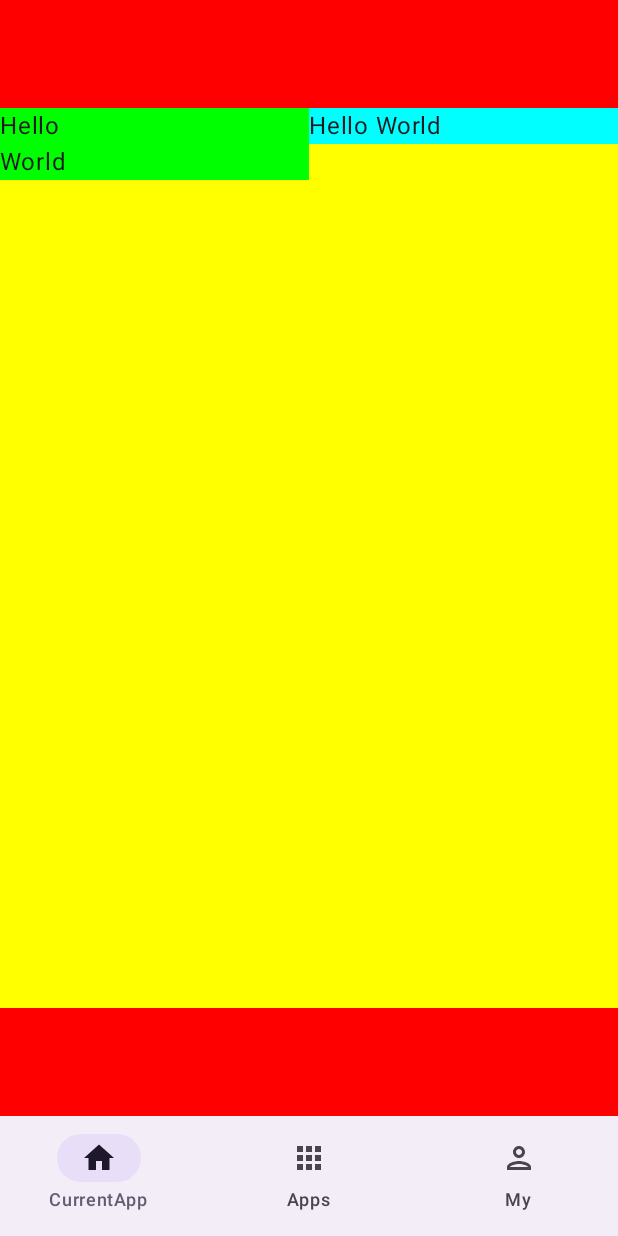
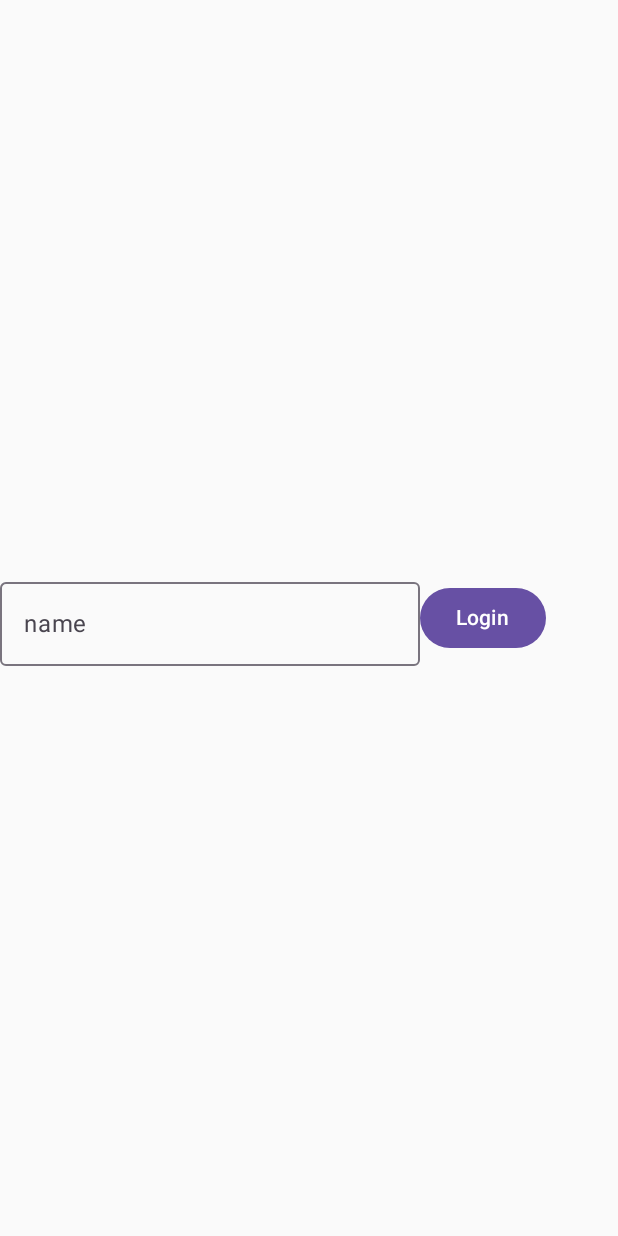
Before and after one commit to ananliangliang/cool, an Android app built with Jetpack Compose: the screen it shows after launch (MainActivity), on a phone screen of 412 x 824 dp. Run offline under Robolectric (Android 15) with nearby library versions, the phone set to English and light mode, and no system bars.

Commit message:
feat: implement login screen and integrate authentication flow in App

```diff
--- a/composeApp/src/commonMain/kotlin/io/github/ananliangliang/cool/App.kt
+++ b/composeApp/src/commonMain/kotlin/io/github/ananliangliang/cool/App.kt
@@ -11,12 +11,17 @@ import androidx.compose.material3.darkColorScheme
 import androidx.compose.material3.lightColorScheme
 import androidx.compose.runtime.Composable
 import androidx.compose.runtime.LaunchedEffect
+import androidx.compose.runtime.getValue
+import androidx.compose.runtime.mutableStateOf
+import androidx.compose.runtime.remember
+import androidx.compose.runtime.setValue
 import androidx.compose.ui.Modifier
 import androidx.navigation.NavController
 import androidx.navigation.compose.rememberNavController
 import io.github.ananliangliang.cool.di.koinModule
 import io.github.ananliangliang.cool.nav.CoolNavHost
 import io.github.ananliangliang.cool.nav.CoolNavigationBar
+import io.github.ananliangliang.cool.ui.login.LoginScreen
 import org.jetbrains.compose.ui.tooling.preview.Preview
 import org.koin.compose.KoinApplication
 
@@ -26,6 +31,10 @@ fun App(onNavHostReady: suspend (NavController) -> Unit = {}) {
     MaterialTheme(if (isSystemInDarkTheme()) darkColorScheme() else lightColorScheme()) {
 
         val navController = rememberNavController()
+        var isLogin by remember { mutableStateOf(false) }
+
+
+        if (isLogin)
             Scaffold(
                 bottomBar = {
                     CoolNavigationBar(navController)
@@ -37,6 +46,8 @@ fun App(onNavHostReady: suspend (NavController) -> Unit = {}) {
                     }
                 }
             }
+        else
+            LoginScreen({ isLogin = true })
         LaunchedEffect(navController) {
             onNavHostReady(navController)
         }
--- a/composeApp/src/commonMain/kotlin/io/github/ananliangliang/cool/ui/app/MyScreen.kt
+++ b/composeApp/src/commonMain/kotlin/io/github/ananliangliang/cool/ui/app/MyScreen.kt
@@ -13,10 +13,6 @@ import androidx.compose.ui.unit.dp
 fun MyScreen() {
     Text("My Screen")
 
-
-        BoxWithConstraints {
-            println("$maxWidth x $maxHeight $minWidth x $minHeight")
-        }
     Box(Modifier.fillMaxSize().background(Color.Red), contentAlignment = Alignment.Center) {
         Box(
             Modifier
--- /dev/null
+++ b/composeApp/src/commonMain/kotlin/io/github/ananliangliang/cool/ui/login/LoginScreen.kt
@@ -0,0 +1,44 @@
+package io.github.ananliangliang.cool.ui.login
+
+import androidx.compose.foundation.layout.Box
+import androidx.compose.foundation.layout.Row
+import androidx.compose.foundation.layout.fillMaxSize
+import androidx.compose.material3.Button
+import androidx.compose.material3.OutlinedTextField
+import androidx.compose.material3.Text
+import androidx.compose.material3.TextField
+import androidx.compose.runtime.*
+import androidx.compose.ui.Alignment
+import androidx.compose.ui.Modifier
+import org.jetbrains.compose.ui.tooling.preview.Preview
+import org.jetbrains.compose.ui.tooling.preview.PreviewParameter
+
+
+
+@Composable
+fun LoginScreen(doLogin: () -> Unit) {
+
+    var text by remember { mutableStateOf("") }
+
+
+    Row(Modifier.fillMaxSize(),verticalAlignment = Alignment.CenterVertically) {
+        OutlinedTextField(
+            value = text,
+            onValueChange = { text = it },
+            label = { Text("name") },
+            placeholder = { Text("enter your name") }
+        )
+        Button(doLogin) {
+            Text("Login")
+        }
+    }
+}
+
+@Preview
+@Composable
+fun LoginScreenPreview() {
+    LoginScreen {
+
+    }
+
+}
--- a/server/src/main/kotlin/io/github/ananliangliang/cool/entity/User.kt
+++ b/server/src/main/kotlin/io/github/ananliangliang/cool/entity/User.kt
@@ -18,8 +18,3 @@ class UserEntity(id: EntityID<Long>) : LongEntity(id) {
     var username by UserTable.username
     var password by UserTable.password
 }
-
-fun main() {
-    println(UserTable.tableName)
-    println(TaskTable.tableName)
-}
```
Also changed, not shown: composeApp/src/commonMain/kotlin/io/github/ananliangliang/cool/ui/Modifiers.kt (+4 -8 lines), composeApp/src/commonMain/kotlin/io/github/ananliangliang/cool/ui/chess/ChessScreen.kt (+20 -9 lines). Lines whose indentation alone changed are shown as unchanged.
